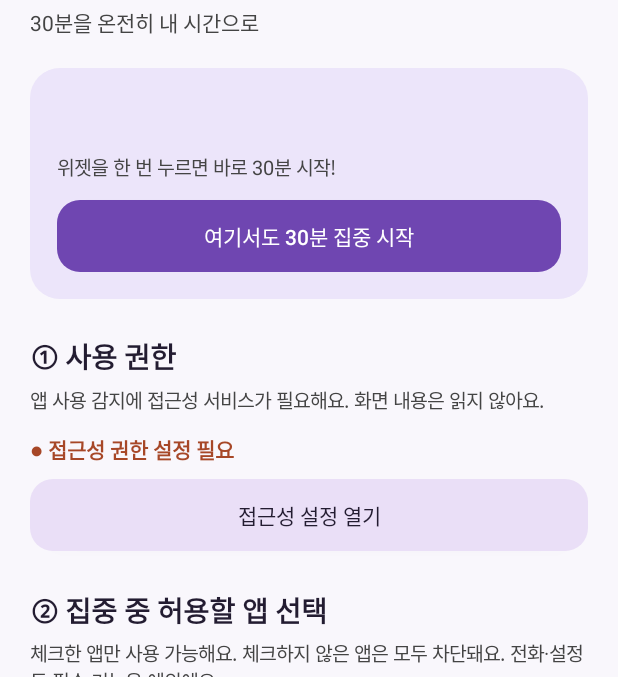
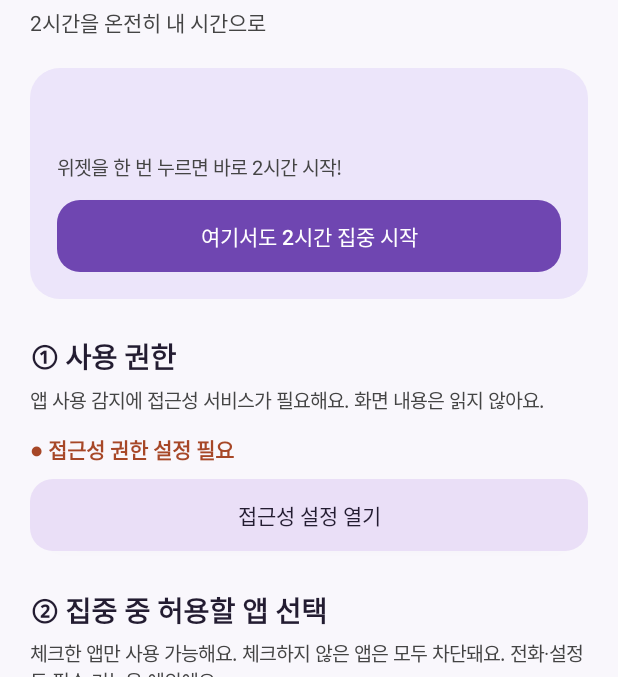
Before and after one commit to ddogy1212/conc, an Android app: the screen it shows after launch (MainActivity), on a phone screen of 412 x 824 dp, the part 95-772 px from its top. Run offline under Robolectric (Android 15) with nearby library versions, the phone set to English and light mode, and no system bars.

Commit message:
Update all CONC focus UI text to 2 hours

```diff
--- a/app/src/main/java/com/conc/focus/MainActivity.java
+++ b/app/src/main/java/com/conc/focus/MainActivity.java
@@ -140,7 +140,7 @@ public class MainActivity extends Activity {
         TextView brand = text("CONC  ✦", 29, purple, true);
         content.addView(brand);
         addGap(content, 4);
-        content.addView(text("30분을 온전히 내 시간으로", 14, Color.DKGRAY, false));
+        content.addView(text("2시간을 온전히 내 시간으로", 14, Color.DKGRAY, false));
         addGap(content, 20);
 
         LinearLayout statusBox = column();
@@ -149,17 +149,17 @@ public class MainActivity extends Activity {
         clockLabel = text("", 23, dark, true);
         statusBox.addView(clockLabel);
         addGap(statusBox, 5);
-        statusBox.addView(text(active ? "30분 후 허용하지 않은 앱의 차단이 자동으로 풀려요." :
-                "위젯을 한 번 누르면 바로 30분 시작!", 13, Color.DKGRAY, false));
+        statusBox.addView(text(active ? "2시간 후 허용하지 않은 앱의 차단이 자동으로 풀려요." :
+                "위젯을 한 번 누르면 바로 2시간 시작!", 13, Color.DKGRAY, false));
         addGap(statusBox, 12);
-        Button begin = button(active ? "집중 중 · 중단 버튼 없음" : "여기서도 30분 집중 시작",
+        Button begin = button(active ? "집중 중 · 중단 버튼 없음" : "여기서도 2시간 집중 시작",
                 !active, () -> {
                     if (!FocusState.isServiceEnabled(this)) {
                         Toast.makeText(this, "접근성 권한부터 켜줘!", Toast.LENGTH_LONG).show();
                         return;
                     }
                     FocusState.begin(this);
-                    Toast.makeText(this, "집중 모드 시작! 30분 동안 화이팅 💜", Toast.LENGTH_SHORT).show();
+                    Toast.makeText(this, "집중 모드 시작! 2시간 집중 💜", Toast.LENGTH_SHORT).show();
                     render();
                 });
         begin.setEnabled(!active);
```
